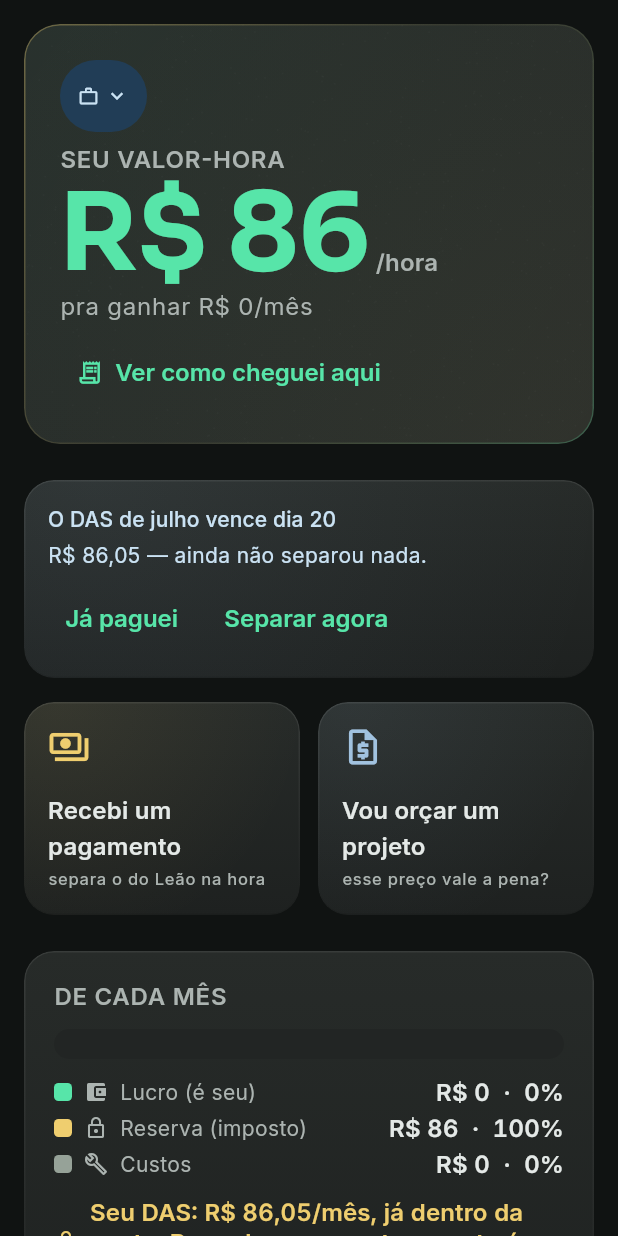
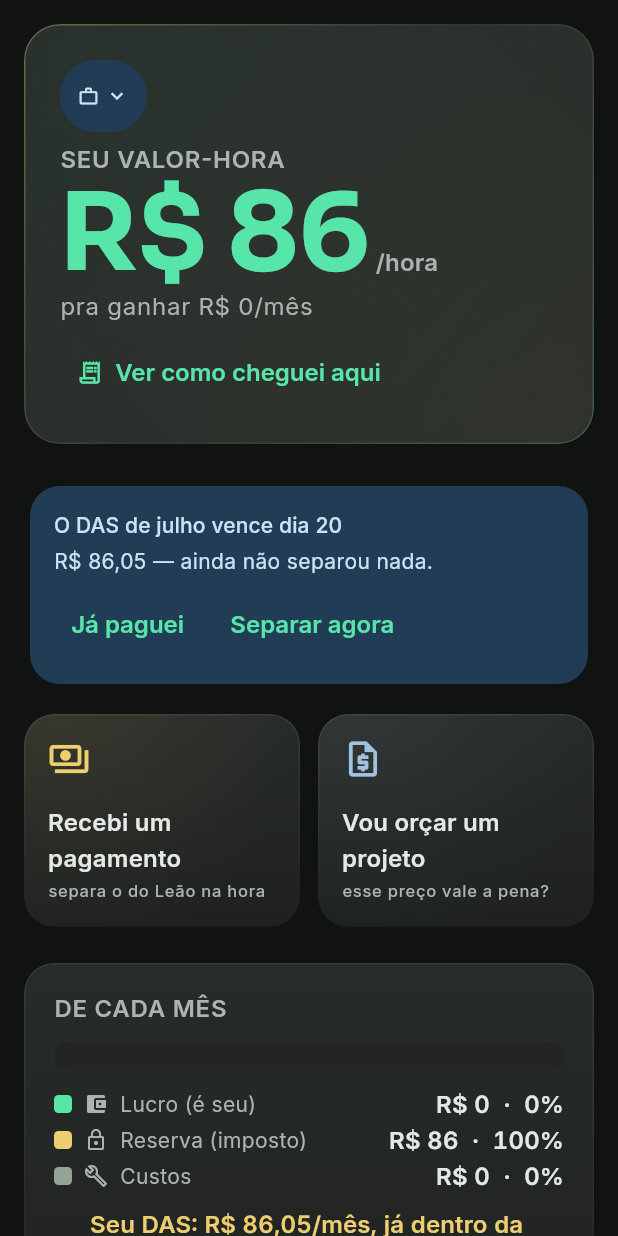
Before and after one commit to 4yu-apps/quanto-cobro, a Flutter app: the _PainelBody widget shown alone on an empty page, opened directly with empty values, on a phone screen of 412 x 824 dp. Run offline on Flutter 3.47's test engine with Material 3 defaults, Android fonts, the phone set to English and light mode, and no system bars; our stand-ins replace file_picker, flutter_riverpod, go_router, share_plus, shared_preferences; accounts and stored records are empty.

Commit message:
fix(ui): ripple visivel no link do painel + card do DAS volta a ser alerta colorido
Co-Authored-By: Claude Opus 4.8 (1M context) <noreply@anthropic.com>

```diff
--- a/lib/features/painel/painel_screen.dart
+++ b/lib/features/painel/painel_screen.dart
@@ -158,8 +158,9 @@ class _PainelBody extends ConsumerWidget {
         if (lembrarDas) ...<Widget>[
           Semantics(
             liveRegion: true,
-            child: PanelCard(
-              accent: theme.colorScheme.secondary,
+            child: Card(
+              color: theme.colorScheme.secondaryContainer,
+              child: Padding(
                 padding: const EdgeInsets.all(Space.x4),
                 child: Column(
                   crossAxisAlignment: CrossAxisAlignment.start,
@@ -193,6 +194,7 @@ class _PainelBody extends ConsumerWidget {
                       ],
                     ),
                   ],
+                ),
               ),
             ),
           ),
@@ -283,6 +285,8 @@ class _PainelBody extends ConsumerWidget {
                     button: true,
                     label:
                         'Você já guardou ${moneyBRL(guardadoMes)} este mês. Ver histórico.',
+                    child: Material(
+                      type: MaterialType.transparency,
                       child: InkWell(
                         // Troca de aba (não empilha 2ª cópia do Histórico).
                         onTap: () => context.go(Routes.historico),
@@ -311,6 +315,7 @@ class _PainelBody extends ConsumerWidget {
                                 color: theme.colorScheme.onSurfaceVariant,
                               ),
                             ],
+                          ),
                         ),
                       ),
                     ),
```
Lines whose indentation alone changed are shown as unchanged.
